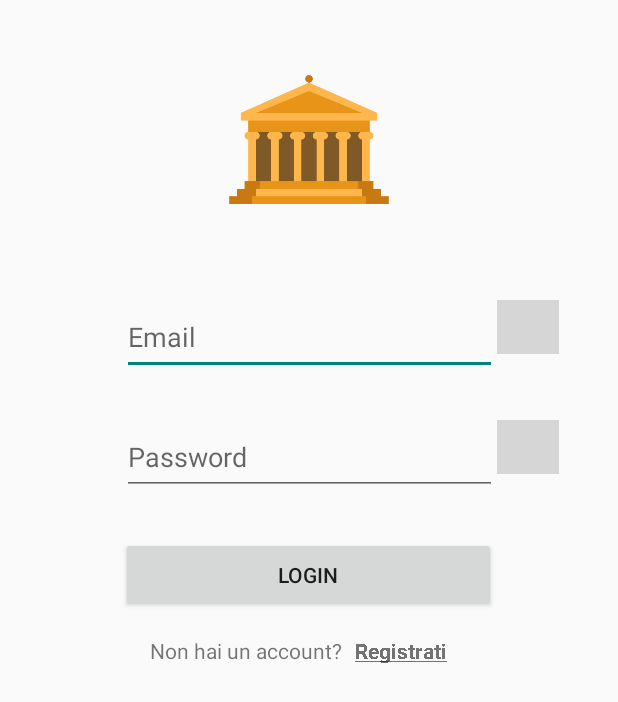
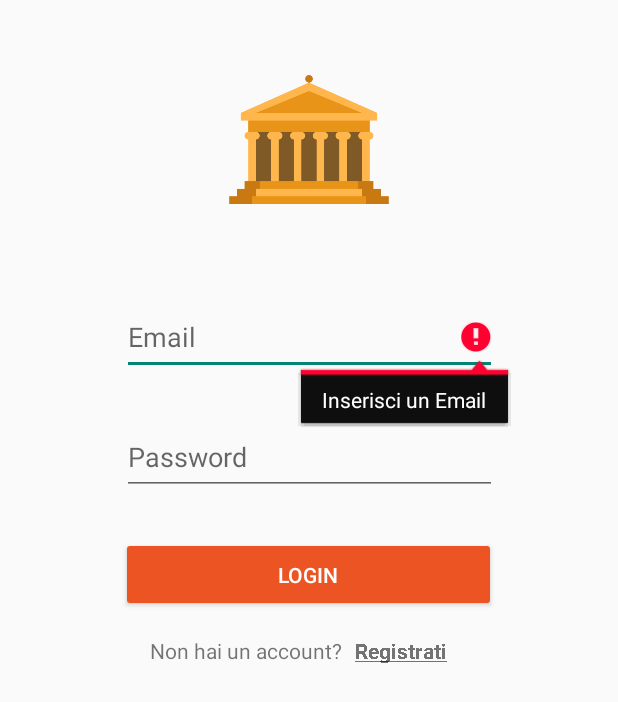
Before and after one commit to Kxos/Progetto_Mobile_PIU, an Android app: the screen it shows after launch (Login), after a tap on "LOGIN", on a phone screen of 412 x 824 dp. Shown: the top 702 px of the screen. Run offline under Robolectric (Android 15) with nearby library versions, the phone set to English and light mode, and no system bars; our stand-ins replace Firebase (no records; nobody signed in at launch, a user with empty details on screens opened directly); grey boxes are pictures that could not be loaded.

Commit message:
Refactoring dell'Activity Login

```diff
--- a/CapiTool/app/src/main/java/com/uniba/capitool/Login.java
+++ b/CapiTool/app/src/main/java/com/uniba/capitool/Login.java
@@ -3,8 +3,11 @@ package com.uniba.capitool;
 import static android.content.ContentValues.TAG;
 
 import androidx.annotation.NonNull;
+import androidx.appcompat.app.AlertDialog;
 import androidx.appcompat.app.AppCompatActivity;
 
+import android.app.Dialog;
+import android.content.DialogInterface;
 import android.content.Intent;
 import android.graphics.Paint;
 import android.os.Bundle;
@@ -25,24 +28,18 @@ import com.uniba.capitool.classes.Visitatore;
 
 public class Login extends AppCompatActivity {
 
-    ImageView email_error_icon;
-    ImageView password_error_icon;
+    EditText email;
+    EditText password;
 
     @Override
     protected void onCreate(Bundle savedInstanceState) {
         super.onCreate(savedInstanceState);
         setContentView(R.layout.activity_login);
 
-        email_error_icon    = findViewById(R.id.email_error_icon);
-        password_error_icon = findViewById(R.id.password_error_icon);
-
         Button button_login;
         button_login = findViewById(R.id.button_login);
 
-        EditText email;
         email = findViewById(R.id.textfield_email);
-
-        EditText password;
         password = findViewById(R.id.textfield_password);
 
         TextView registrati;
@@ -69,7 +66,7 @@ public class Login extends AppCompatActivity {
                 if(isEmailValid(email_value)){
                     signIn(email_value,password_value);
                 }else{
-                    showCredentialError();
+                    email.setError("Inserisci un Email");
                 }
             }
         });
@@ -113,8 +110,25 @@ public class Login extends AppCompatActivity {
 
 
     private void updateUI(FirebaseUser user) {
-        if(user == null){ showCredentialError(); }
-        else{
+        if(user == null){
+            Log.d("----------------------------------------------","---------------------------------------------------------");
+            AlertDialog.Builder builder = new AlertDialog.Builder(Login.this);
+
+            builder.setTitle("Account non trovato!");
+            builder.setMessage("Controlla i dati inseriti e riprova.");
+            builder.setPositiveButton("Ok", new DialogInterface.OnClickListener() {
+                @Override
+                public void onClick(DialogInterface dialogInterface, int i) {
+                    dialogInterface.cancel();
+                }
+            });
+
+            AlertDialog invalidDialogError = builder.create();
+            invalidDialogError.show();
+
+        }
+
+        if(user != null) {
             Log.d("User_ID: ", user.getUid());
 
             // Passaggio da una Activity ad un altra
@@ -122,6 +136,7 @@ public class Login extends AppCompatActivity {
             myIntent.putExtra("User_ID", user.getUid()); //Optional parameters
             Login.this.startActivity(myIntent);
         }
+
     }
 
     /***
@@ -133,10 +148,4 @@ public class Login extends AppCompatActivity {
         return android.util.Patterns.EMAIL_ADDRESS.matcher(email).matches();
     }
 
-    private void showCredentialError() {
-        email_error_icon.setVisibility(View.VISIBLE);
-        password_error_icon.setVisibility(View.VISIBLE);
-    }
-
-
 }
--- a/CapiTool/app/src/main/res/layout/activity_login.xml
+++ b/CapiTool/app/src/main/res/layout/activity_login.xml
@@ -42,7 +42,9 @@
         android:layout_marginStart="104dp"
         android:layout_marginTop="28dp"
         android:layout_marginEnd="98dp"
+        android:backgroundTint="#EC5424"
         android:text="Login"
+        android:textColor="#FFFFFF"
         app:layout_constraintEnd_toEndOf="parent"
         app:layout_constraintHorizontal_bias="0.585"
         app:layout_constraintStart_toStartOf="parent"
@@ -76,19 +78,6 @@
         app:layout_constraintTop_toTopOf="parent"
         app:layout_constraintVertical_bias="0.0" />
 
-    <ImageView
-        android:id="@+id/email_error_icon"
-        android:layout_width="41dp"
-        android:layout_height="36dp"
-        android:layout_marginTop="200dp"
-        android:layout_marginEnd="57dp"
-        android:visibility="invisible"
-        app:layout_constraintEnd_toEndOf="parent"
-        app:layout_constraintHorizontal_bias="0.0"
-        app:layout_constraintStart_toEndOf="@+id/textfield_email"
-        app:layout_constraintTop_toTopOf="parent"
-        app:srcCompat="@drawable/error" />
-
     <EditText
         android:id="@+id/textfield_password"
         android:layout_width="250dp"
@@ -104,17 +93,4 @@
         app:layout_constraintHorizontal_bias="0.575"
         app:layout_constraintStart_toStartOf="parent" />
 
-    <ImageView
-        android:id="@+id/password_error_icon"
-        android:layout_width="41dp"
-        android:layout_height="36dp"
-        android:layout_marginTop="44dp"
-        android:layout_marginEnd="56dp"
-        android:visibility="invisible"
-        app:layout_constraintEnd_toEndOf="parent"
-        app:layout_constraintHorizontal_bias="0.0"
-        app:layout_constraintStart_toEndOf="@+id/textfield_password"
-        app:layout_constraintTop_toBottomOf="@+id/email_error_icon"
-        app:srcCompat="@drawable/error" />
-
 </androidx.constraintlayout.widget.ConstraintLayout>
```
